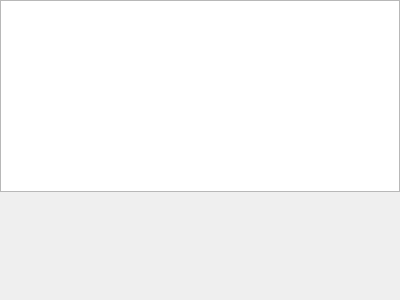
First picture: the form in src/vle/gvle/filevpzrtool.ui, repository vle-forge/vle, before the edit.
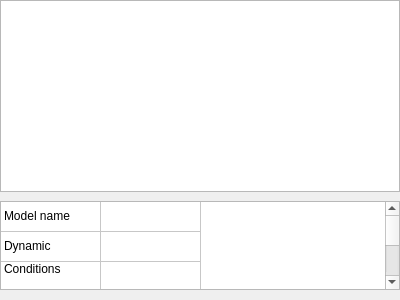
Second picture: the form after the edit. The open tabs and pages were chosen to show the change.

The edit to the form file:
```diff
--- a/src/vle/gvle/filevpzrtool.ui
+++ b/src/vle/gvle/filevpzrtool.ui
@@ -187,7 +187,6 @@
        </item>
       </layout>
      </widget>
-     <widget class="QWidget" name="page_2"/>
     </widget>
    </item>
   </layout>
```
